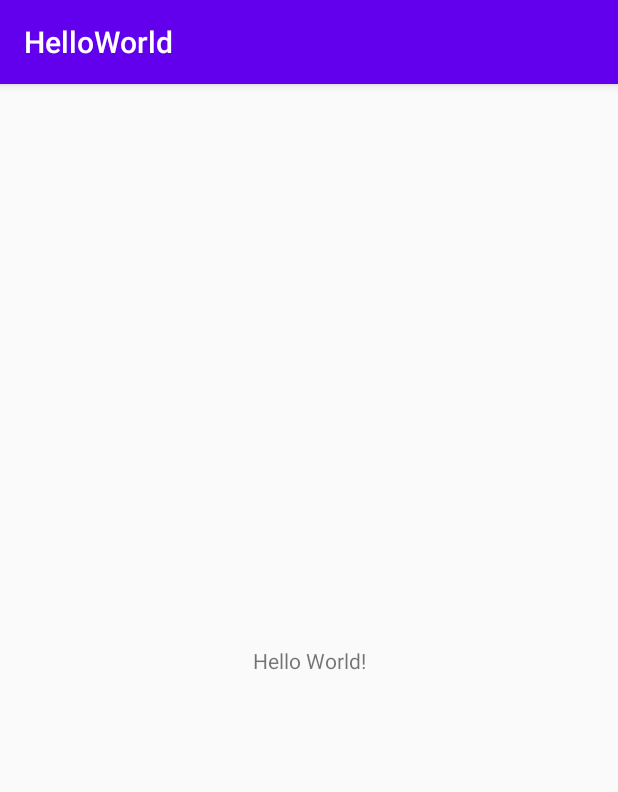
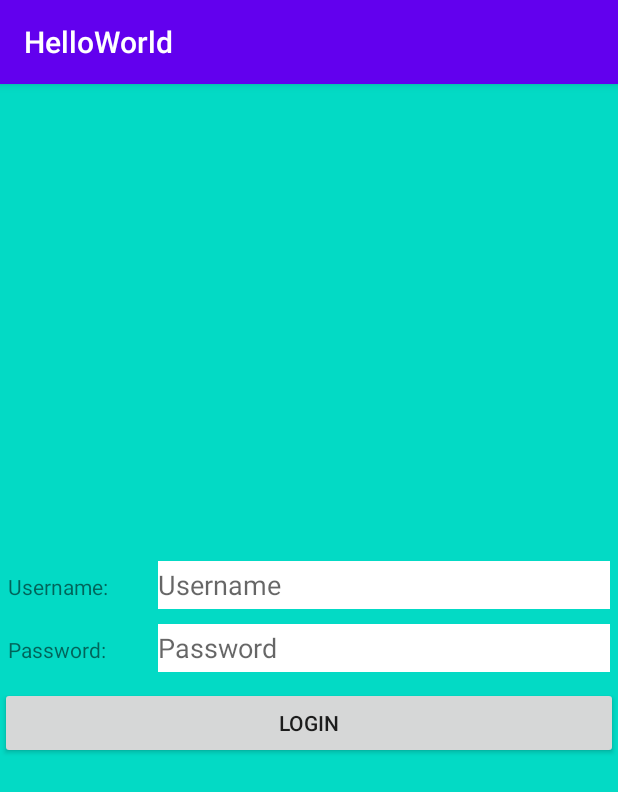
Before and after one commit to yosuaardi/HelloWorldProject, an Android app: the screen it shows after launch (MainActivity), on a phone screen of 412 x 824 dp. Shown: the top 792 px of the screen. Run offline under Robolectric (Android 15) with nearby library versions, the phone set to English and light mode, and no system bars.

Commit message:
- add feat: login feature

```diff
--- a/app/src/main/AndroidManifest.xml
+++ b/app/src/main/AndroidManifest.xml
@@ -9,6 +9,7 @@
         android:roundIcon="@mipmap/ic_launcher_round"
         android:supportsRtl="true"
         android:theme="@style/AppTheme">
+        <activity android:name=".HomeActivity"></activity>
         <activity android:name=".MainActivity">
             <intent-filter>
                 <action android:name="android.intent.action.MAIN" />
--- /dev/null
+++ b/app/src/main/java/com/example/helloworld/HomeActivity.java
@@ -0,0 +1,14 @@
+package com.example.helloworld;
+
+import androidx.appcompat.app.AppCompatActivity;
+
+import android.os.Bundle;
+
+public class HomeActivity extends AppCompatActivity {
+
+    @Override
+    protected void onCreate(Bundle savedInstanceState) {
+        super.onCreate(savedInstanceState);
+        setContentView(R.layout.activity_home);
+    }
+}
--- a/app/src/main/java/com/example/helloworld/MainActivity.java
+++ b/app/src/main/java/com/example/helloworld/MainActivity.java
@@ -2,15 +2,42 @@ package com.example.helloworld;
 
 import androidx.appcompat.app.AppCompatActivity;
 
+import android.content.Intent;
 import android.os.Bundle;
 import android.util.Log;
+import android.view.View;
+import android.widget.Button;
+import android.widget.EditText;
+import android.widget.Toast;
 
 public class MainActivity extends AppCompatActivity {
-
+    private EditText txtUser;
+    private EditText txtPass;
+    private Button btnLogin;
+    private String user = "admin";
+    private String pass = "admin";
     @Override
     protected void onCreate(Bundle savedInstanceState) {
         super.onCreate(savedInstanceState);
         Log.d("success", "Testing");
         setContentView(R.layout.activity_main);
+        txtUser = findViewById(R.id.txtUsername);
+        txtPass = findViewById(R.id.txtPassword);
+        btnLogin = findViewById(R.id.btnLogin);
+        btnLogin.setOnClickListener(new View.OnClickListener(){
+             @Override
+            public void onClick(View v) {
+                 cekLogin();
+            }
+        });
+    }
+
+    public void cekLogin(){
+        if(txtUser.getText().toString().equals(user) && txtPass.getText().toString().equals(pass)){
+            Intent intent = new Intent(this, HomeActivity.class);
+            startActivity(intent);
+        }else {
+            Toast.makeText(getApplicationContext(), "Username atau Password Anda tidak benar!", Toast.LENGTH_LONG).show();
+        }
     }
 }
--- /dev/null
+++ b/app/src/main/res/layout/activity_home.xml
@@ -0,0 +1,15 @@
+<?xml version="1.0" encoding="utf-8"?>
+<LinearLayout xmlns:android="http://schemas.android.com/apk/res/android"
+    xmlns:tools="http://schemas.android.com/tools"
+    android:layout_width="match_parent"
+    android:layout_height="match_parent"
+    android:gravity="center_vertical"
+    tools:context=".HomeActivity">
+
+    <TextView
+        android:gravity="center_horizontal"
+        android:layout_width="match_parent"
+        android:layout_height="wrap_content"
+        android:text="Hello World"/>
+
+</LinearLayout>
--- a/app/src/main/res/layout/activity_main.xml
+++ b/app/src/main/res/layout/activity_main.xml
@@ -1,18 +1,69 @@
 <?xml version="1.0" encoding="utf-8"?>
-<androidx.constraintlayout.widget.ConstraintLayout xmlns:android="http://schemas.android.com/apk/res/android"
-    xmlns:app="http://schemas.android.com/apk/res-auto"
-    xmlns:tools="http://schemas.android.com/tools"
+<LinearLayout xmlns:android="http://schemas.android.com/apk/res/android"
+    android:orientation="vertical"
     android:layout_width="match_parent"
     android:layout_height="match_parent"
-    tools:context=".MainActivity">
+    android:gravity="center_vertical"
+    tools:context=".MainActivity"
+    android:background="@color/colorAccent"
+    xmlns:tools="http://schemas.android.com/tools">
 
-    <TextView
-        android:layout_width="wrap_content"
+    <LinearLayout
+        android:layout_width="match_parent"
         android:layout_height="wrap_content"
-        android:text="Hello World!"
-        app:layout_constraintBottom_toBottomOf="parent"
-        app:layout_constraintLeft_toLeftOf="parent"
-        app:layout_constraintRight_toRightOf="parent"
-        app:layout_constraintTop_toTopOf="parent" />
+        android:gravity="center_horizontal"
+        android:paddingLeft="5dp"
+        android:paddingRight="5dp"
+        android:orientation="horizontal">
+        <TextView
+            android:layout_width="0dp"
+            android:layout_weight="0.25"
+            android:layout_height="32dp"
+            android:layout_marginBottom="10dp"
+            android:gravity="center_vertical"
+            android:text="Username:"/>
+        <EditText
+            android:id="@+id/txtUsername"
+            android:layout_width="0dp"
+            android:layout_weight="0.75"
+            android:layout_height="32dp"
+            android:layout_marginBottom="10dp"
+            android:gravity="center_vertical"
+            android:background="@color/colorWhite"
+            android:inputType="text"
+            android:hint="Username"/>
+    </LinearLayout>
 
-</androidx.constraintlayout.widget.ConstraintLayout>
+    <LinearLayout
+        android:layout_width="match_parent"
+        android:layout_height="wrap_content"
+        android:gravity="center_horizontal"
+        android:paddingLeft="5dp"
+        android:paddingRight="5dp"
+        android:orientation="horizontal">
+        <TextView
+            android:layout_width="0dp"
+            android:layout_weight="0.25"
+            android:layout_height="32dp"
+            android:layout_marginBottom="10dp"
+            android:gravity="center_vertical"
+            android:text="Password:"/>
+        <EditText
+            android:id="@+id/txtPassword"
+            android:layout_width="0dp"
+            android:layout_weight="0.75"
+            android:layout_height="32dp"
+            android:layout_marginBottom="10dp"
+            android:gravity="center_vertical"
+            android:background="@color/colorWhite"
+            android:inputType="textPassword"
+            android:hint="Password"/>
+    </LinearLayout>
+    <Button
+        android:id="@+id/btnLogin"
+        android:layout_height="wrap_content"
+        android:layout_width="match_parent"
+        android:paddingLeft="5dp"
+        android:paddingRight="5dp"
+        android:text="Login"/>
+</LinearLayout>
--- a/app/src/main/res/values/colors.xml
+++ b/app/src/main/res/values/colors.xml
@@ -3,4 +3,5 @@
     <color name="colorPrimary">#6200EE</color>
     <color name="colorPrimaryDark">#3700B3</color>
     <color name="colorAccent">#03DAC5</color>
+    <color name="colorWhite">#FFFFFF</color>
 </resources>
```
